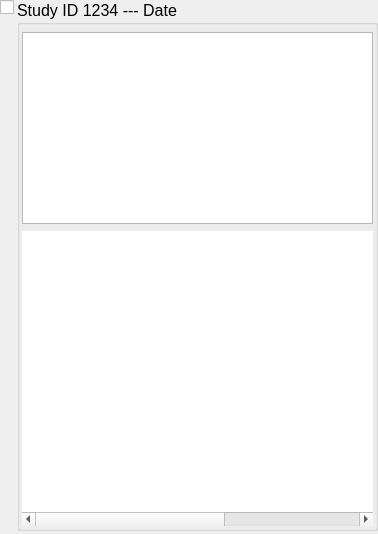
Old version of the form Libs/DICOM/Widgets/Resources/UI/ctkDICOMStudyItemWidget.ui in the repository jcfr/CTK.
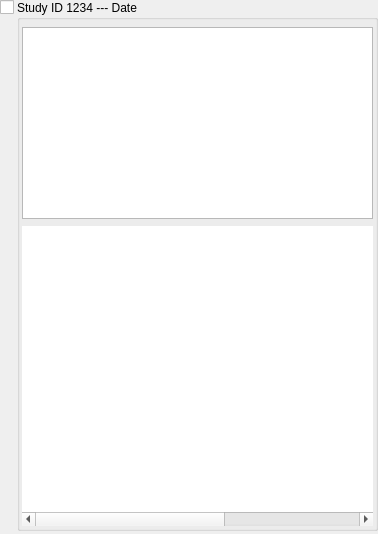
New version of the form. Custom widgets are drawn as their Qt base class.

Commit message: ENH: Minor improvements for the  visual DICOM browser

```diff
--- a/Libs/DICOM/Widgets/Resources/UI/ctkDICOMStudyItemWidget.ui
+++ b/Libs/DICOM/Widgets/Resources/UI/ctkDICOMStudyItemWidget.ui
@@ -13,9 +13,6 @@
   <property name="windowTitle">
    <string>Study Item</string>
   </property>
-  <property name="styleSheet">
-   <string notr="true"/>
-  </property>
   <layout class="QHBoxLayout" name="horizontalLayout">
    <property name="spacing">
     <number>3</number>
@@ -76,14 +73,6 @@
          <height>0</height>
         </size>
        </property>
-       <property name="font">
-        <font>
-         <pointsize>12</pointsize>
-        </font>
-       </property>
-       <property name="styleSheet">
-        <string notr="true"/>
-       </property>
        <property name="title">
         <string>Study ID 1234 --- Date</string>
        </property>
@@ -130,15 +119,12 @@
         </item>
         <item>
          <widget class="ctkFittedTextBrowser" name="StudyDescriptionTextBrowser">
-          <property name="styleSheet">
-           <string notr="true"/>
-          </property>
           <property name="html">
            <string>&lt;!DOCTYPE HTML PUBLIC &quot;-//W3C//DTD HTML 4.0//EN&quot; &quot;http://www.w3.org/TR/REC-html40/strict.dtd&quot;&gt;
 &lt;html&gt;&lt;head&gt;&lt;meta name=&quot;qrichtext&quot; content=&quot;1&quot; /&gt;&lt;style type=&quot;text/css&quot;&gt;
 p, li { white-space: pre-wrap; }
-&lt;/style&gt;&lt;/head&gt;&lt;body style=&quot; font-family:'Ubuntu'; font-size:12pt; font-weight:400; font-style:normal;&quot;&gt;
-&lt;p style=&quot;-qt-paragraph-type:empty; margin-top:0px; margin-bottom:0px; margin-left:0px; margin-right:0px; -qt-block-indent:0; text-indent:0px;&quot;&gt;&lt;br /&gt;&lt;/p&gt;&lt;/body&gt;&lt;/html&gt;</string>
+&lt;/style&gt;&lt;/head&gt;&lt;body style=&quot; font-family:'Ubuntu'; font-size:11pt; font-weight:400; font-style:normal;&quot;&gt;
+&lt;p style=&quot;-qt-paragraph-type:empty; margin-top:0px; margin-bottom:0px; margin-left:0px; margin-right:0px; -qt-block-indent:0; text-indent:0px; font-size:12pt;&quot;&gt;&lt;br /&gt;&lt;/p&gt;&lt;/body&gt;&lt;/html&gt;</string>
           </property>
          </widget>
         </item>
@@ -150,9 +136,6 @@
             <verstretch>1</verstretch>
            </sizepolicy>
           </property>
-          <property name="styleSheet">
-           <string notr="true"/>
-          </property>
           <property name="frameShape">
            <enum>QFrame::NoFrame</enum>
           </property>
```
The commit also changes 35 other files.
